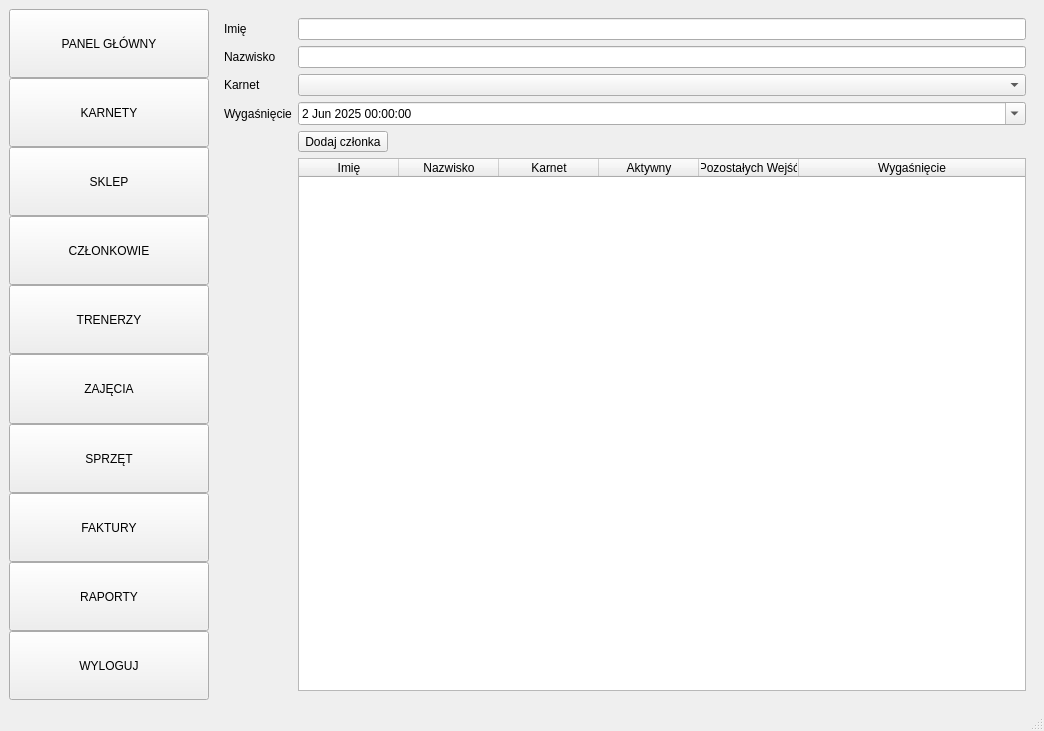
Before: the Qt Designer form mainwindow.ui in skb-it/FitAdmin_v1, drawn with Qt 5.
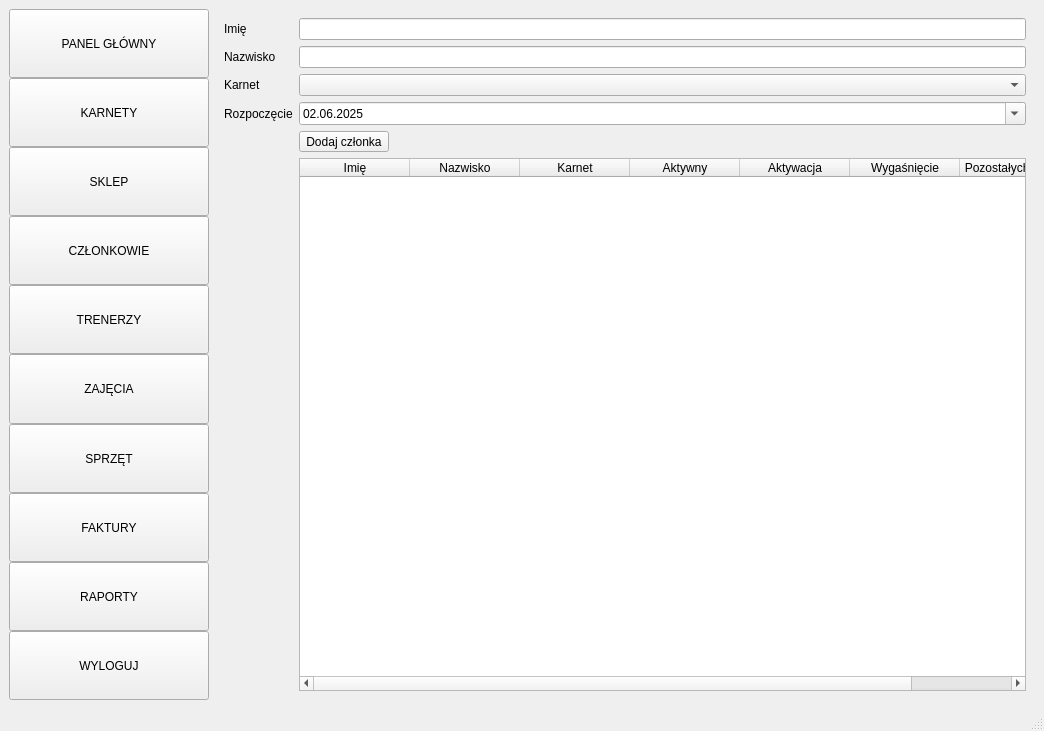
After: the same form once the commit is applied. The open tabs and pages were chosen to show the change. Icons and pictures are not drawn.

Patch:
```diff
--- a/mainwindow.ui
+++ b/mainwindow.ui
@@ -543,12 +543,12 @@
           <item row="3" column="0">
            <widget class="QLabel" name="label">
             <property name="text">
-             <string>Wygaśnięcie</string>
+             <string>Rozpoczęcie</string>
             </property>
            </widget>
           </item>
           <item row="3" column="1">
-           <widget class="QDateTimeEdit" name="dateTimeEditWygasniecie">
+           <widget class="QDateEdit" name="dateTimeEditRozpoczecie">
             <property name="minimumDateTime">
              <datetime>
               <hour>0</hour>
@@ -566,6 +566,9 @@
               <day>2</day>
              </date>
             </property>
+            <property name="displayFormat">
+             <string>dd.MM.yyyy</string>
+            </property>
             <property name="calendarPopup">
              <bool>true</bool>
             </property>
@@ -581,8 +584,14 @@
           <item row="5" column="1">
            <widget class="QTableWidget" name="tableWidgetCzlonkowie">
             <property name="columnCount">
-             <number>6</number>
+             <number>7</number>
             </property>
+            <attribute name="horizontalHeaderMinimumSectionSize">
+             <number>30</number>
+            </attribute>
+            <attribute name="horizontalHeaderDefaultSectionSize">
+             <number>110</number>
+            </attribute>
             <attribute name="horizontalHeaderStretchLastSection">
              <bool>true</bool>
             </attribute>
@@ -611,7 +620,7 @@
             </column>
             <column>
              <property name="text">
-              <string>Pozostałych Wejść</string>
+              <string>Aktywacja</string>
              </property>
             </column>
             <column>
@@ -619,6 +628,11 @@
               <string>Wygaśnięcie</string>
              </property>
             </column>
+            <column>
+             <property name="text">
+              <string>Pozostałych Wejść</string>
+             </property>
+            </column>
            </widget>
           </item>
          </layout>
```
Left out of the diff: 2 changed lines with no effect on the pictures.
